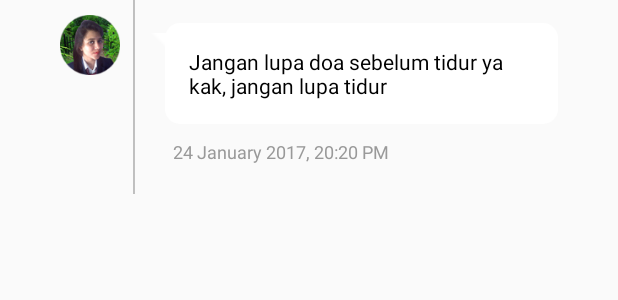
After one commit to handharbeni/GoPrayAndroid, an Android app: the layout item_chat.xml on its own in the app's theme, with its tools: preview values and no code run, on a phone screen of 412 x 824 dp. The commit adds this screen. Shown: the top 300 px of the screen. Run offline under Robolectric (Android 15) with nearby library versions, the phone set to English and light mode, and no system bars.

Commit message:
Message Parent Done mas. Tinggal yang bagian atas belum mas. hehe makasi :)

```diff
--- /dev/null
+++ b/app/src/main/res/drawable-xhdpi/rounded_corner1.xml
@@ -0,0 +1,13 @@
+<?xml version="1.0" encoding="utf-8"?>
+<shape xmlns:android="http://schemas.android.com/apk/res/android">
+    <solid android:color="#ffff" />
+    <stroke
+        android:width="0dip"
+        android:color="#ffff" />
+    <corners android:radius="10dip" />
+    <padding
+        android:bottom="0dip"
+        android:left="0dip"
+        android:right="0dip"
+        android:top="0dip" />
+</shape>
--- /dev/null
+++ b/app/src/main/res/drawable/vertical_line_chat.xml
@@ -0,0 +1,6 @@
+<?xml version="1.0" encoding="utf-8"?>
+<shape xmlns:android="http://schemas.android.com/apk/res/android"
+    android:shape="rectangle" >
+    <stroke android:width="8dp" android:color="@color/linetimeline"/>
+    <size android:width="12dp" android:height="5000dp" />
+</shape>
--- /dev/null
+++ b/app/src/main/res/drawable/vertical_line_chat1.xml
@@ -0,0 +1,6 @@
+<?xml version="1.0" encoding="utf-8"?>
+<shape xmlns:android="http://schemas.android.com/apk/res/android"
+    android:shape="rectangle" >
+    <stroke android:width="8dp" android:color="@color/linetimeline"/>
+    <size android:width="12dp" android:height="1500dp" />
+</shape>
--- a/app/src/main/res/layout/fragment_timeline.xml
+++ b/app/src/main/res/layout/fragment_timeline.xml
@@ -102,7 +102,6 @@
         android:layout_width="wrap_content"
         android:layout_height="wrap_content"
         android:layout_gravity="center_vertical|bottom"
-        arc:mockup_opacity="@integer/rcv_animationDurationHide"
         app:menuNormalColor="@color/colorPrimary"
         app:menuRippleColor="@color/colorPrimary"
         arc:menuChildAnim="false"
--- /dev/null
+++ b/app/src/main/res/layout/item_chat.xml
@@ -0,0 +1,190 @@
+<?xml version="1.0" encoding="utf-8"?>
+<LinearLayout xmlns:android="http://schemas.android.com/apk/res/android"
+    xmlns:app="http://schemas.android.com/apk/res-auto"
+    xmlns:tools="http://schemas.android.com/tools"
+    android:layout_width="match_parent"
+    android:layout_height="wrap_content"
+    android:layout_marginLeft="20dp"
+    android:layout_marginRight="20dp"
+    android:layout_marginBottom="20dp"
+    android:orientation="horizontal"
+    android:gravity="top"
+    android:paddingLeft="20dp"
+    android:paddingRight="20dp">
+
+    <RelativeLayout
+        android:id="@+id/time_marker"
+        android:layout_width="50dp"
+        android:layout_height="match_parent"
+        android:layout_gravity="top"
+        android:gravity="top">
+
+
+        <ImageView
+            android:layout_marginRight="5dp"
+            android:id="@+id/photo_thumbnail"
+            android:layout_width="40dp"
+            android:layout_height="40dp"
+            android:layout_alignParentLeft="true"
+            android:layout_alignParentStart="true"
+            android:layout_marginTop="10dp"
+            android:src="@drawable/user_pratikshya" />
+
+        <ImageView
+            android:layout_alignParentRight="true"
+            android:translationZ="-10dp"
+            android:id="@+id/lineTop"
+            android:layout_width="1dp"
+            android:layout_height="wrap_content"
+            android:layout_alignParentTop="true"
+            android:layout_centerHorizontal="true"
+            android:src="@drawable/vertical_line_chat1" />
+    </RelativeLayout>
+
+    <RelativeLayout
+        android:paddingTop="5dp"
+        android:paddingBottom="10dp"
+        android:id="@+id/itemChatText"
+        android:visibility="visible"
+        android:layout_width="match_parent"
+        android:layout_height="wrap_content"
+        android:layout_gravity="top"
+        android:gravity="top"
+        android:layout_marginBottom="10dp"
+        android:layout_marginLeft="10dp"
+        android:layout_marginTop="10dp">
+
+        <LinearLayout
+            android:id="@+id/lrNoImage"
+            android:layout_width="match_parent"
+            android:layout_height="wrap_content"
+            android:layout_alignParentLeft="true"
+            android:layout_alignParentStart="true"
+            android:layout_alignParentTop="true"
+            android:layout_gravity="bottom"
+            android:gravity="bottom"
+            android:orientation="vertical">
+
+            <RelativeLayout
+                android:layout_width="wrap_content"
+                android:layout_height="wrap_content">
+
+
+                <ImageView
+                    android:layout_width="30dp"
+                    android:layout_height="30dp"
+                    android:layout_marginRight="-15dp"
+                    android:layout_marginTop="6dp"
+                    android:layout_weight="1"
+                    android:src="@drawable/arrow_bg2" />
+
+                <LinearLayout
+                    android:layout_width="wrap_content"
+                    android:layout_height="wrap_content"
+                    android:layout_marginLeft="10dp"
+                    android:background="@drawable/rounded_corner1"
+                    android:orientation="vertical">
+
+                    <TextView
+                        android:id="@+id/txtMessage"
+                        android:layout_width="wrap_content"
+                        android:layout_height="wrap_content"
+                        android:padding="16dp"
+                        android:text="Jangan lupa doa sebelum tidur ya kak, jangan lupa tidur"
+                        android:textColor="#000" />
+
+                </LinearLayout>
+            </RelativeLayout>
+
+            <TextView
+                android:id="@+id/txtTanggal"
+                android:layout_width="match_parent"
+                android:layout_height="wrap_content"
+                android:layout_marginLeft="15dp"
+                android:layout_marginTop="10dp"
+                android:textColor="#999999"
+                android:textSize="12sp"
+                tools:text="24 January 2017, 20:20 PM" />
+
+        </LinearLayout>
+
+    </RelativeLayout>
+    <RelativeLayout
+        android:paddingTop="5dp"
+        android:paddingBottom="10dp"
+
+        android:id="@+id/itemChatImage"
+        android:visibility="gone"
+        android:layout_width="match_parent"
+        android:layout_height="wrap_content"
+        android:layout_gravity="bottom"
+        android:gravity="bottom"
+        android:layout_marginBottom="10dp"
+        android:layout_marginLeft="10dp"
+        android:layout_marginTop="10dp">
+
+        <LinearLayout
+            android:id="@+id/lrImage"
+            android:layout_width="match_parent"
+            android:layout_height="wrap_content"
+            android:layout_alignParentLeft="true"
+            android:layout_alignParentStart="true"
+            android:layout_alignParentTop="true"
+            android:layout_gravity="bottom"
+            android:gravity="bottom"
+            android:orientation="vertical">
+
+            <RelativeLayout
+                android:layout_width="wrap_content"
+                android:layout_height="wrap_content">
+
+
+                <ImageView
+                    android:layout_width="30dp"
+                    android:layout_height="30dp"
+                    android:layout_marginRight="-15dp"
+                    android:layout_marginTop="6dp"
+                    android:layout_weight="1"
+                    android:src="@drawable/arrow_bg2" />
+
+                <LinearLayout
+                    android:layout_width="wrap_content"
+                    android:layout_height="wrap_content"
+                    android:layout_marginLeft="10dp"
+                    android:background="@drawable/rounded_corner1"
+                    android:orientation="vertical">
+
+                    <TextView
+                        android:id="@+id/txtMessageImage"
+                        android:layout_width="wrap_content"
+                        android:layout_height="wrap_content"
+                        android:padding="16dp"
+                        android:text="Jangan lupa doa sebelum tidur ya kak, jangan lupa tidur"
+                        android:textColor="#000" />
+
+                    <ImageView
+                        android:id="@+id/txtImage"
+                        android:layout_width="wrap_content"
+                        android:layout_height="wrap_content"
+                        android:padding="16dp"
+                        android:src="@drawable/picture" />
+
+                </LinearLayout>
+            </RelativeLayout>
+
+            <TextView
+                android:id="@+id/txtTanggalImage"
+                android:layout_width="match_parent"
+                android:layout_height="wrap_content"
+                android:layout_marginLeft="15dp"
+                android:layout_marginTop="10dp"
+                android:textColor="#999999"
+                android:textSize="12sp"
+                tools:text="24 Maret 2017, 08:45 PM" />
+
+        </LinearLayout>
+
+    </RelativeLayout>
+
+
+</LinearLayout>
--- a/app/src/main/res/values/dimens.xml
+++ b/app/src/main/res/values/dimens.xml
@@ -25,4 +25,7 @@
     <dimen name="item_font_size_tumblr">30sp</dimen>
     <dimen name="item_font_size_path">18sp</dimen>
 
+    <dimen name="activity_horizontal_margin">16dp</dimen>
+    <dimen name="activity_vertical_margin">16dp</dimen>
+
 </resources>
--- a/app/src/main/res/values/strings.xml
+++ b/app/src/main/res/values/strings.xml
@@ -153,6 +153,12 @@
     <string-array name="versi">
         <item>Versi</item>
     </string-array>
+
+    <string-array name="chat">
+        <item></item>
+    </string-array>
+
+
     <string-array name="preferences">
         <!--<item>Lokasi</item>-->
         <item>Akun</item>
```
Also changed, not shown: app/src/main/java/salam/gopray/id/Adapter/MessageAdapter.java (added, +105 -0 lines), app/src/main/java/salam/gopray/id/Adapter/model/MessageModel.java (added, +69 -0 lines), app/src/main/java/salam/gopray/id/Fragment/Family.java (+41 -1 lines), app/src/main/java/salam/gopray/id/MainActivity.java (+18 -17 lines), app/src/main/res/drawable/shape_shadow.xml (added, +20 -0 lines), app/src/main/res/layout/fragment_family.xml (+48 -10 lines), app/src/main/res/layout/item_parent.xml (added, +54 -0 lines), app/src/main/res/drawable-xhdpi/arrow_bg2.png (added), app/src/main/res/drawable-xhdpi/picture.jpg (added), app/src/main/res/drawable-xhdpi/user_pratikshya.png (added), 2 other files.
